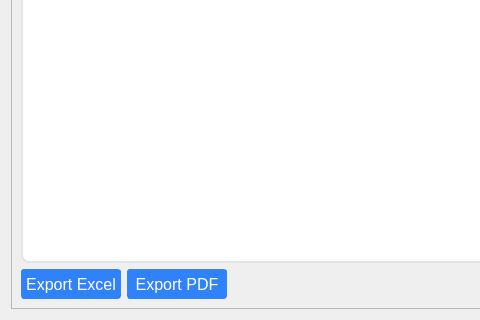
Before: the Qt Designer form ui/stock_opname.ui in michael-halim/pos, drawn with Qt 5; both pictures show x 0 to 480 and y 210 to 530 of the 842 by 530 pixel window.
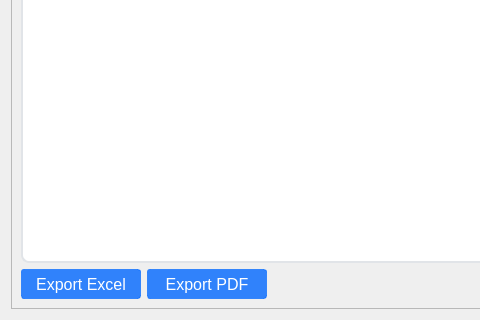
After: the same form once the commit is applied. Icons and pictures are not drawn.

Commit message: Patch#36: Added Icons and Window Icons

The edit to the form file:
```diff
--- a/ui/stock_opname.ui
+++ b/ui/stock_opname.ui
@@ -460,7 +460,7 @@
            <widget class="QPushButton" name="export_excel_stock_opname_button">
             <property name="minimumSize">
              <size>
-              <width>100</width>
+              <width>120</width>
               <height>30</height>
              </size>
             </property>
@@ -489,13 +489,23 @@
             <property name="text">
              <string>Export Excel</string>
             </property>
+            <property name="icon">
+             <iconset>
+              <normaloff>../assets/file.png</normaloff>../assets/file.png</iconset>
+            </property>
+            <property name="iconSize">
+             <size>
+              <width>18</width>
+              <height>18</height>
+             </size>
+            </property>
            </widget>
           </item>
           <item>
            <widget class="QPushButton" name="export_pdf_stock_opname_button">
             <property name="minimumSize">
              <size>
-              <width>100</width>
+              <width>120</width>
               <height>30</height>
              </size>
             </property>
@@ -524,6 +534,16 @@
             <property name="text">
              <string>Export PDF</string>
             </property>
+            <property name="icon">
+             <iconset>
+              <normaloff>../assets/pdf-file.png</normaloff>../assets/pdf-file.png</iconset>
+            </property>
+            <property name="iconSize">
+             <size>
+              <width>18</width>
+              <height>18</height>
+             </size>
+            </property>
            </widget>
           </item>
           <item>
```
Left out of the diff: 10 changed lines with no effect on the pictures. The commit also changes 44 other files.
